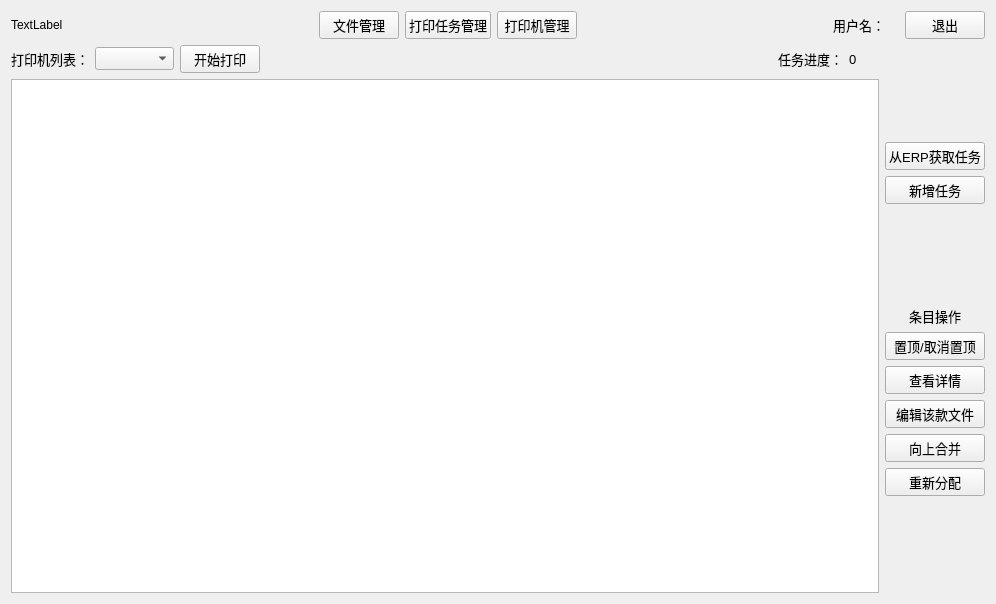
The window that pages/printtaskmanagement.ui (nizqleo/autoprint) describes before a commit, drawn with Qt 5.
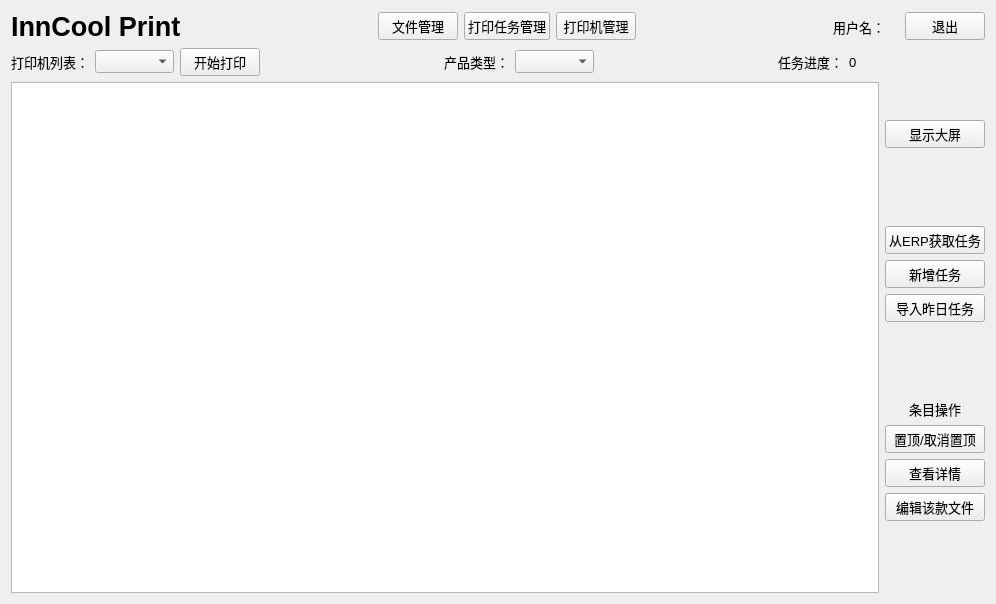
The same window after the commit.

The edit to the form file:
```diff
--- a/pages/printtaskmanagement.ui
+++ b/pages/printtaskmanagement.ui
@@ -23,8 +23,15 @@
        </item>
        <item>
         <widget class="QLabel" name="logoLabel">
+         <property name="font">
+          <font>
+           <pointsize>20</pointsize>
+           <weight>75</weight>
+           <bold>true</bold>
+          </font>
+         </property>
          <property name="text">
-          <string>TextLabel</string>
+          <string>InnCool Print</string>
          </property>
         </widget>
        </item>
@@ -175,6 +182,40 @@
              </property>
             </widget>
            </item>
+           <item>
+            <spacer name="horizontalSpacer_3">
+             <property name="orientation">
+              <enum>Qt::Horizontal</enum>
+             </property>
+             <property name="sizeHint" stdset="0">
+              <size>
+               <width>40</width>
+               <height>20</height>
+              </size>
+             </property>
+            </spacer>
+           </item>
+           <item>
+            <widget class="QLabel" name="label_6">
+             <property name="font">
+              <font>
+               <pointsize>10</pointsize>
+              </font>
+             </property>
+             <property name="text">
+              <string>产品类型：</string>
+             </property>
+            </widget>
+           </item>
+           <item>
+            <widget class="QComboBox" name="type_comboBox">
+             <property name="font">
+              <font>
+               <pointsize>10</pointsize>
+              </font>
+             </property>
+            </widget>
+           </item>
            <item>
             <spacer name="horizontalSpacer">
              <property name="orientation">
@@ -242,6 +283,31 @@
        </item>
        <item>
         <layout class="QVBoxLayout" name="verticalLayout_3">
+         <item>
+          <spacer name="verticalSpacer_4">
+           <property name="orientation">
+            <enum>Qt::Vertical</enum>
+           </property>
+           <property name="sizeHint" stdset="0">
+            <size>
+             <width>20</width>
+             <height>40</height>
+            </size>
+           </property>
+          </spacer>
+         </item>
+         <item>
+          <widget class="QPushButton" name="dashboard_botton">
+           <property name="font">
+            <font>
+             <pointsize>10</pointsize>
+            </font>
+           </property>
+           <property name="text">
+            <string>显示大屏</string>
+           </property>
+          </widget>
+         </item>
          <item>
           <spacer name="verticalSpacer_2">
            <property name="orientation">
@@ -279,6 +345,18 @@
            </property>
           </widget>
          </item>
+         <item>
+          <widget class="QPushButton" name="yesterday_button">
+           <property name="font">
+            <font>
+             <pointsize>10</pointsize>
+            </font>
+           </property>
+           <property name="text">
+            <string>导入昨日任务</string>
+           </property>
+          </widget>
+         </item>
          <item>
           <spacer name="verticalSpacer">
            <property name="orientation">
@@ -347,30 +425,6 @@
            </property>
           </widget>
          </item>
-         <item>
-          <widget class="QPushButton" name="combine_button">
-           <property name="font">
-            <font>
-             <pointsize>10</pointsize>
-            </font>
-           </property>
-           <property name="text">
-            <string>向上合并</string>
-           </property>
-          </widget>
-         </item>
-         <item>
-          <widget class="QPushButton" name="reassign_button">
-           <property name="font">
-            <font>
-             <pointsize>10</pointsize>
-            </font>
-           </property>
-           <property name="text">
-            <string>重新分配</string>
-           </property>
-          </widget>
-         </item>
          <item>
           <spacer name="verticalSpacer_3">
            <property name="orientation">
```
